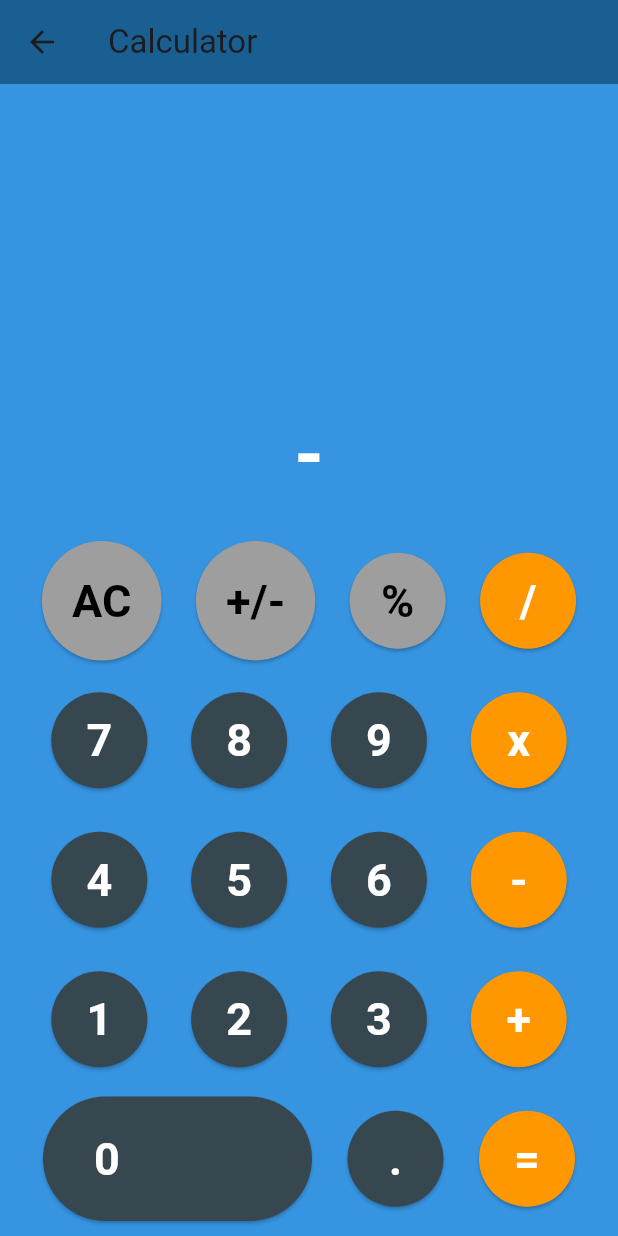
After one commit to Sahil-Kumar7253/utility_app, a Flutter app: the Calculator screen opened directly, after a tap on "+/-", on a phone screen of 412 x 824 dp. The commit adds this screen. Run offline on Flutter 3.47's test engine with Material 3 defaults, Android fonts, the phone set to English and light mode, and no system bars; our stand-ins replace geocoding, geolocator, lottie; network calls fail.

Commit message:
Added Calculator Feature

```diff
--- a/lib/bottom_navigation_bar.dart
+++ b/lib/bottom_navigation_bar.dart
@@ -1,4 +1,5 @@
 import 'package:flutter/material.dart';
+import 'package:utility_app/features/Calculator/calculator.dart';
 import 'package:utility_app/features/CurrencyConverter/Converter_page.dart';
 import 'package:utility_app/features/weather/weather_page.dart';
 
@@ -13,7 +14,8 @@ class _BottomNavBarExampleState extends State<BottomNavBarExample> {
   // List of screens for the navigation
   final List<Widget> _screen = [
     const WeatherPage(),
-    const ConverterPage()
+    const ConverterPage(),
+    Calculator()
   ];
 
   @override
@@ -35,7 +37,11 @@ class _BottomNavBarExampleState extends State<BottomNavBarExample> {
           ),
           const BottomNavigationBarItem(
             icon: Icon(Icons.swap_horiz),
-            label: 'News',
+            label: 'Conversion',
+          ),
+          const BottomNavigationBarItem(
+            icon: Icon(Icons.add),
+            label: 'Calculator',
           ),
         ],
       ),
--- /dev/null
+++ b/lib/features/Calculator/calculator.dart
@@ -0,0 +1,198 @@
+import 'package:flutter/material.dart';
+
+class Calculator extends StatefulWidget {
+  @override
+  _CalculatorState createState() => _CalculatorState();
+}
+
+class _CalculatorState extends State<Calculator> {
+  dynamic text = '0';
+  double numOne = 0;
+  double numTwo = 0;
+  dynamic result = '';
+  dynamic finalResult = '0';
+  dynamic opr = '';
+  dynamic preOpr = '';
+
+  // Updated button widget
+  Widget calcButton(String btntxt, Color btnColor, Color txtColor) {
+    return ElevatedButton(
+      onPressed: () {
+        calculation(btntxt);
+      },
+      style: ElevatedButton.styleFrom(
+        shape: const CircleBorder(),
+        backgroundColor: btnColor,
+        padding: const EdgeInsets.all(20),
+      ),
+      child: Text(
+        btntxt,
+        style: TextStyle(fontSize: 30, color: txtColor, fontWeight: FontWeight.bold),
+      ),
+    );
+  }
+
+  @override
+  Widget build(BuildContext context) {
+    return Scaffold(
+      backgroundColor: const Color(0xFF3694E1), // Background color
+      appBar: AppBar(
+        title: const Text('Calculator'),
+        backgroundColor: const Color(0xFF1A5F91),
+      ),
+      body: Padding(
+        padding: const EdgeInsets.symmetric(horizontal: 5),
+        child: Column(
+          mainAxisAlignment: MainAxisAlignment.end,
+          children: <Widget>[
+            // Calculator display
+            SingleChildScrollView(
+              scrollDirection: Axis.horizontal,
+              child: Container(
+                alignment: Alignment.centerRight,
+                padding: const EdgeInsets.all(20),
+                child: Text(
+                  text,
+                  textAlign: TextAlign.right,
+                  style: const TextStyle(
+                    color: Colors.white,
+                    fontSize: 50, // Reduced font size
+                    fontWeight: FontWeight.bold,
+                  ),
+                ),
+              ),
+            ),
+            Row(
+              mainAxisAlignment: MainAxisAlignment.spaceEvenly,
+              children: <Widget>[
+                calcButton('AC', Colors.grey, Colors.black),
+                calcButton('+/-', Colors.grey, Colors.black),
+                calcButton('%', Colors.grey, Colors.black),
+                calcButton('/', Colors.orange, Colors.white),
+              ],
+            ),
+            const SizedBox(height: 10),
+            Row(
+              mainAxisAlignment: MainAxisAlignment.spaceEvenly,
+              children: <Widget>[
+                calcButton('7', Colors.blueGrey[800]!, Colors.white),
+                calcButton('8', Colors.blueGrey[800]!, Colors.white),
+                calcButton('9', Colors.blueGrey[800]!, Colors.white),
+                calcButton('x', Colors.orange, Colors.white),
+              ],
+            ),
+            const SizedBox(height: 10),
+            Row(
+              mainAxisAlignment: MainAxisAlignment.spaceEvenly,
+              children: <Widget>[
+                calcButton('4', Colors.blueGrey[800]!, Colors.white),
+                calcButton('5', Colors.blueGrey[800]!, Colors.white),
+                calcButton('6', Colors.blueGrey[800]!, Colors.white),
+                calcButton('-', Colors.orange, Colors.white),
+              ],
+            ),
+            const SizedBox(height: 10),
+            Row(
+              mainAxisAlignment: MainAxisAlignment.spaceEvenly,
+              children: <Widget>[
+                calcButton('1', Colors.blueGrey[800]!, Colors.white),
+                calcButton('2', Colors.blueGrey[800]!, Colors.white),
+                calcButton('3', Colors.blueGrey[800]!, Colors.white),
+                calcButton('+', Colors.orange, Colors.white),
+              ],
+            ),
+            const SizedBox(height: 10),
+            Row(
+              mainAxisAlignment: MainAxisAlignment.spaceEvenly,
+              children: <Widget>[
+                ElevatedButton(
+                  onPressed: () {
+                    calculation('0');
+                  },
+                  style: ElevatedButton.styleFrom(
+                    shape: const StadiumBorder(),
+                    backgroundColor: Colors.blueGrey[800],
+                    padding: const EdgeInsets.fromLTRB(34, 20, 128, 20),
+                  ),
+                  child: const Text(
+                    '0',
+                    style: TextStyle(fontSize: 30, color: Colors.white, fontWeight: FontWeight.bold),
+                  ),
+                ),
+                calcButton('.', Colors.blueGrey[800]!, Colors.white),
+                calcButton('=', Colors.orange, Colors.white),
+              ],
+            ),
+            const SizedBox(height: 10),
+          ],
+        ),
+      ),
+    );
+  }
+
+  void calculation(String btnText) {
+    if (btnText == 'AC') {
+      text = '0';
+      numOne = 0;
+      numTwo = 0;
+      result = '';
+      finalResult = '0';
+      opr = '';
+      preOpr = '';
+    } else if (opr == '=' && btnText == '=') {
+      finalResult = performOperation(preOpr);
+    } else if (btnText == '+' || btnText == '-' || btnText == 'x' || btnText == '/' || btnText == '=') {
+      if (numOne == 0) {
+        numOne = double.parse(result);
+      } else {
+        numTwo = double.parse(result);
+      }
+      finalResult = performOperation(opr);
+      preOpr = opr;
+      opr = btnText;
+      result = '';
+    } else if (btnText == '%') {
+      result = (numOne / 100).toString();
+      finalResult = formatResult(result);
+    } else if (btnText == '.') {
+      if (!result.toString().contains('.')) {
+        result = "$result.";
+      }
+      finalResult = result;
+    } else if (btnText == '+/-') {
+      result = result.toString().startsWith('-') ? result.toString().substring(1) : '-$result';
+      finalResult = result;
+    } else {
+      result = result + btnText;
+      finalResult = result;
+    }
+
+    setState(() {
+      text = finalResult;
+    });
+  }
+
+  String performOperation(String operator) {
+    switch (operator) {
+      case '+':
+        return formatResult((numOne + numTwo).toString());
+      case '-':
+        return formatResult((numOne - numTwo).toString());
+      case 'x':
+        return formatResult((numOne * numTwo).toString());
+      case '/':
+        return numTwo == 0 ? "Error" : formatResult((numOne / numTwo).toString());
+      default:
+        return formatResult(result);
+    }
+  }
+
+  String formatResult(String value) {
+    double num = double.parse(value);
+    if (num % 1 == 0) {
+      return num.toInt().toString(); // Keep as integer if no decimal value
+    } else {
+      return num.toStringAsFixed(3); // Otherwise, round to 3 decimal places
+    }
+  }
+}
```
